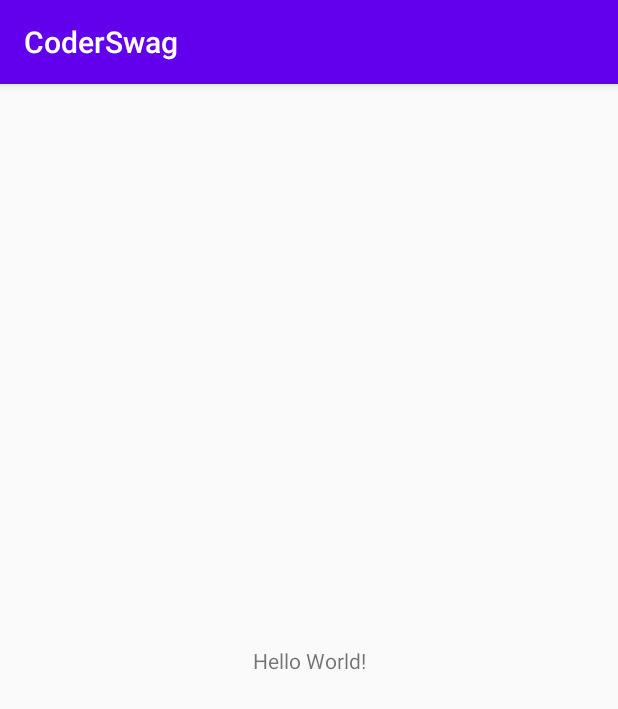
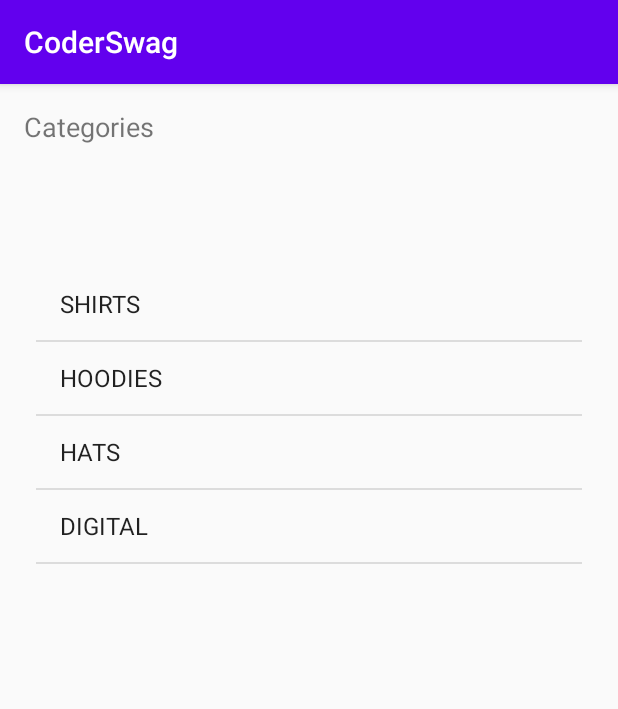
Before and after one commit to Vichuz1811/CoderSwag, an Android app: the screen it shows after launch (MainActivity), on a phone screen of 412 x 824 dp. Shown: the top 709 px of the screen. Run offline under Robolectric (Android 15) with nearby library versions, the phone set to English and light mode, and no system bars.

Commit message:
lesson-02

```diff
--- a/app/src/main/java/com/example/coderswag/Controller/MainActivity.kt
+++ b/app/src/main/java/com/example/coderswag/Controller/MainActivity.kt
@@ -2,12 +2,25 @@ package com.example.coderswag.Controller
 
 import androidx.appcompat.app.AppCompatActivity
 import android.os.Bundle
+import android.widget.ArrayAdapter
+import android.widget.BaseAdapter
+import com.example.coderswag.Model.Category
 import com.example.coderswag.R
+import com.example.coderswag.Services.DataServices
+import kotlinx.android.synthetic.main.activity_main.*
 
 class MainActivity : AppCompatActivity() {
+
+    lateinit var adapter : ArrayAdapter<Category>
 
     override fun onCreate(savedInstanceState: Bundle?) {
         super.onCreate(savedInstanceState)
         setContentView(R.layout.activity_main)
+
+        adapter = ArrayAdapter(this,
+            android.R.layout.simple_list_item_1,
+            DataServices.categories)
+
+        categoryListView.adapter = adapter
     }
 }
--- a/app/src/main/java/com/example/coderswag/Model/Category.kt
+++ b/app/src/main/java/com/example/coderswag/Model/Category.kt
@@ -1,3 +1,7 @@
 package com.example.coderswag.Model
 
-class Category(val title: String, val image: String)
+class Category(val title: String, val image: String) {
+    override fun toString(): String {
+        return title
+    }
+}
--- a/app/src/main/res/layout/activity_main.xml
+++ b/app/src/main/res/layout/activity_main.xml
@@ -7,12 +7,29 @@
     tools:context=".Controller.MainActivity">
 
     <TextView
+        android:id="@+id/textView"
         android:layout_width="wrap_content"
         android:layout_height="wrap_content"
-        android:text="Hello World!"
-        app:layout_constraintBottom_toBottomOf="parent"
+        android:layout_marginLeft="16dp"
+        android:layout_marginTop="16dp"
+        android:text="Categories"
+        android:textSize="18sp"
         app:layout_constraintLeft_toLeftOf="parent"
-        app:layout_constraintRight_toRightOf="parent"
         app:layout_constraintTop_toTopOf="parent" />
 
+    <ListView
+        android:id="@+id/categoryListView"
+        android:layout_width="364dp"
+        android:layout_height="564dp"
+        android:layout_marginStart="8dp"
+        android:layout_marginLeft="8dp"
+        android:layout_marginTop="8dp"
+        android:layout_marginEnd="8dp"
+        android:layout_marginRight="8dp"
+        android:layout_marginBottom="8dp"
+        app:layout_constraintBottom_toBottomOf="parent"
+        app:layout_constraintEnd_toEndOf="parent"
+        app:layout_constraintStart_toStartOf="parent"
+        app:layout_constraintTop_toBottomOf="@+id/textView" />
+
 </androidx.constraintlayout.widget.ConstraintLayout>
```
Also changed, not shown: app/src/main/res/layout/category_list_item.xml (added, +33 -0 lines).
